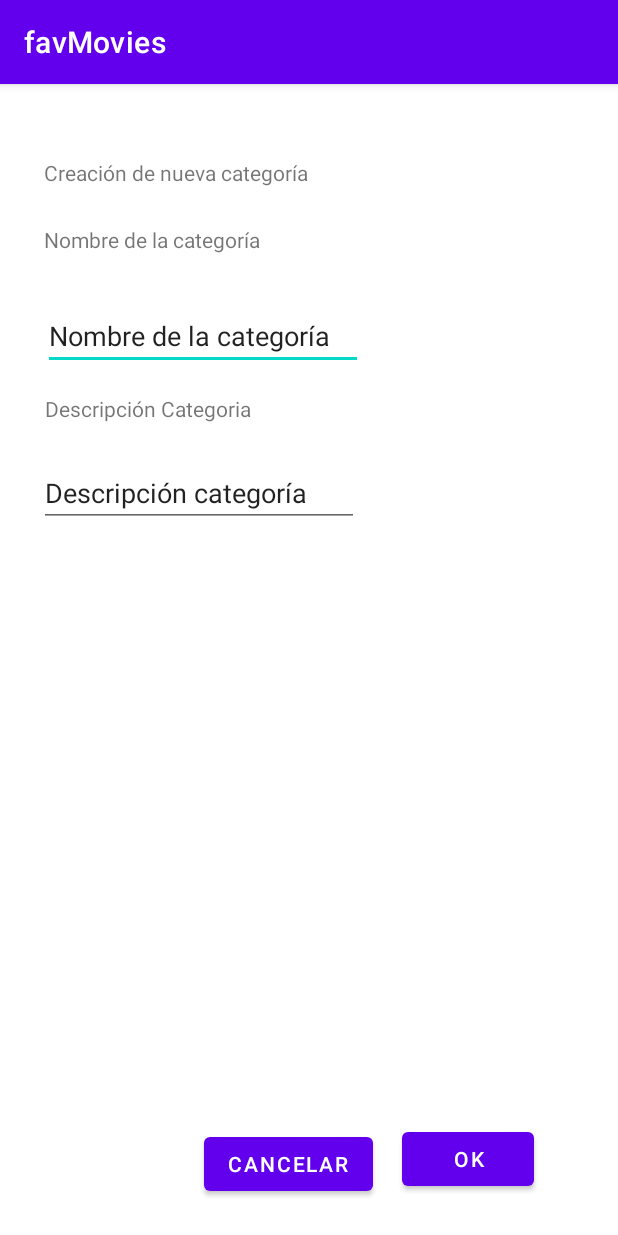
After one commit to UO276213/favMovies, an Android app: the CategoriaActivity screen opened directly, with no data from a screen before it, on a phone screen of 412 x 824 dp. The commit adds this screen. Run offline under Robolectric (Android 15) with nearby library versions, the phone set to English and light mode, and no system bars.

Commit message:
Avances lab3

```diff
--- a/app/src/main/AndroidManifest.xml
+++ b/app/src/main/AndroidManifest.xml
@@ -1,7 +1,7 @@
 <?xml version="1.0" encoding="utf-8"?>
 <manifest xmlns:android="http://schemas.android.com/apk/res/android"
     package="es.uniovi.eii.favmovies">
-
+<uses-permission android:name="android.permission.ACCESS_NETWORK_STATE"/>
     <application
         android:allowBackup="true"
         android:icon="@mipmap/ic_launcher"
@@ -9,6 +9,9 @@
         android:roundIcon="@mipmap/ic_launcher_round"
         android:supportsRtl="true"
         android:theme="@style/Theme.FavMovies">
+        <activity
+            android:name=".CategoriaActivity"
+            android:exported="false" />
         <activity
             android:name=".MainActivity"
             android:exported="true">
--- /dev/null
+++ b/app/src/main/java/es/uniovi/eii/favmovies/CategoriaActivity.java
@@ -0,0 +1,61 @@
+package es.uniovi.eii.favmovies;
+
+import androidx.appcompat.app.AppCompatActivity;
+
+import android.content.Intent;
+import android.os.Bundle;
+import android.widget.Button;
+import android.widget.EditText;
+import android.widget.TextView;
+
+import es.uniovi.eii.favmovies.modelos.Categoria;
+
+public class CategoriaActivity extends AppCompatActivity {
+
+    @Override
+    protected void onCreate(Bundle savedInstanceState) {
+        super.onCreate(savedInstanceState);
+        setContentView(R.layout.activity_categoria);
+
+        Intent intent = getIntent();
+        int posCategoria = intent.getIntExtra(MainActivity.POS_CATEGORIA_SELEECIONADA, 0);
+
+        Categoria categoriaEntrada = null;
+
+        if (posCategoria > 0)
+            categoriaEntrada = intent.getParcelableExtra(MainActivity.CATEGORIA_SELECCIONADA);
+
+        TextView textViewCrea = findViewById(R.id.textViewCreo);
+        final EditText editNomCategoria = findViewById(R.id.editNomCategoria);
+        final EditText editDescripcion = findViewById(R.id.editDescripcion);
+
+        Button btnOk = findViewById(R.id.btnOk);
+        Button btnCancel = findViewById(R.id.btnCancel);
+
+        if (posCategoria == 0)
+            textViewCrea.setText(R.string.newCatelogryLabel);
+        else {
+            textViewCrea.setText(R.string.modify_category_existent);
+            editNomCategoria.setText(categoriaEntrada.getNombre());
+            editDescripcion.setText(categoriaEntrada.getDescripcion());
+
+            editNomCategoria.setEnabled(false);
+        }
+
+
+        btnOk.setOnClickListener(view -> {
+            Categoria categoriaSalida = new Categoria(editNomCategoria.getText().toString(), editDescripcion.getText().toString());
+            Intent intentResult = new Intent();
+            intentResult.putExtra(MainActivity.CATEGORIA_MODIFICADA, categoriaSalida);
+
+            setResult(RESULT_OK, intentResult);
+            finish();
+        });
+
+        btnCancel.setOnClickListener(view -> {
+            setResult(RESULT_CANCELED);
+            finish();
+        });
+
+    }
+}
--- /dev/null
+++ b/app/src/main/res/layout/activity_categoria.xml
@@ -0,0 +1,90 @@
+<?xml version="1.0" encoding="utf-8"?>
+<androidx.constraintlayout.widget.ConstraintLayout xmlns:android="http://schemas.android.com/apk/res/android"
+    xmlns:app="http://schemas.android.com/apk/res-auto"
+    xmlns:tools="http://schemas.android.com/tools"
+    android:layout_width="match_parent"
+    android:layout_height="match_parent"
+    tools:context=".CategoriaActivity">
+
+    <TextView
+        android:id="@+id/textViewCreo"
+        android:layout_width="wrap_content"
+        android:layout_height="wrap_content"
+        android:text="@string/newCatelogryLabel"
+        app:layout_constraintBottom_toBottomOf="parent"
+        app:layout_constraintEnd_toEndOf="parent"
+        app:layout_constraintHorizontal_bias="0.124"
+        app:layout_constraintStart_toStartOf="parent"
+        app:layout_constraintTop_toTopOf="parent"
+        app:layout_constraintVertical_bias="0.066" />
+
+    <TextView
+        android:id="@+id/textView2"
+        android:layout_width="wrap_content"
+        android:layout_height="wrap_content"
+        android:text="@string/new_category_name_label"
+        app:layout_constraintBottom_toBottomOf="parent"
+        app:layout_constraintEnd_toEndOf="parent"
+        app:layout_constraintHorizontal_bias="0.11"
+        app:layout_constraintStart_toStartOf="parent"
+        app:layout_constraintTop_toBottomOf="@+id/textViewCreo"
+        app:layout_constraintVertical_bias="0.037" />
+
+    <EditText
+        android:id="@+id/editNomCategoria"
+        android:layout_width="wrap_content"
+        android:layout_height="wrap_content"
+        android:layout_marginTop="32dp"
+        android:ems="10"
+        android:inputType="textPersonName"
+        android:text="@string/new_category_name_txt"
+        app:layout_constraintBottom_toBottomOf="parent"
+        app:layout_constraintEnd_toEndOf="parent"
+        app:layout_constraintHorizontal_bias="0.144"
+        app:layout_constraintStart_toStartOf="parent"
+        app:layout_constraintTop_toBottomOf="@+id/textView2"
+        app:layout_constraintVertical_bias="0.0" />
+
+    <TextView
+        android:id="@+id/textView4"
+        android:layout_width="wrap_content"
+        android:layout_height="wrap_content"
+        android:layout_marginStart="1dp"
+        android:layout_marginTop="16dp"
+        android:text="@string/new_category_description_label"
+        app:layout_constraintStart_toStartOf="@+id/editNomCategoria"
+        app:layout_constraintTop_toBottomOf="@+id/editNomCategoria" />
+
+    <EditText
+        android:id="@+id/editDescripcion"
+        android:layout_width="wrap_content"
+        android:layout_height="wrap_content"
+        android:layout_marginStart="26dp"
+        android:layout_marginTop="24dp"
+        android:ems="10"
+        android:inputType="textPersonName"
+        android:text="@string/new_category_description_txt"
+        app:layout_constraintStart_toStartOf="parent"
+        app:layout_constraintTop_toBottomOf="@+id/textView4" />
+
+    <Button
+        android:id="@+id/btnCancel"
+        android:layout_width="wrap_content"
+        android:layout_height="wrap_content"
+        android:layout_marginStart="136dp"
+        android:layout_marginBottom="24dp"
+        android:text="@string/btn_cancel"
+        app:layout_constraintBottom_toBottomOf="parent"
+        app:layout_constraintStart_toStartOf="parent" />
+
+    <Button
+        android:id="@+id/btnOk"
+        android:layout_width="wrap_content"
+        android:layout_height="wrap_content"
+        android:layout_marginEnd="56dp"
+        android:layout_marginBottom="27dp"
+        android:text="@string/btnOk"
+        app:layout_constraintBottom_toBottomOf="parent"
+        app:layout_constraintEnd_toEndOf="parent" />
+
+</androidx.constraintlayout.widget.ConstraintLayout>
--- a/app/src/main/res/layout/activity_main.xml
+++ b/app/src/main/res/layout/activity_main.xml
@@ -131,7 +131,7 @@
         app:layout_constraintTop_toBottomOf="@+id/categoryLabel"
         app:layout_constraintVertical_bias="0.0" />
 
-    <Button
+    <ImageButton
         android:id="@+id/modifyBtnCategory"
         android:layout_width="145dp"
         android:layout_height="49dp"
--- a/app/src/main/res/values/strings.xml
+++ b/app/src/main/res/values/strings.xml
@@ -14,4 +14,16 @@
     <string name="cancel_action">Acción Cancelada</string>
     <string name="create_category_msg">Crear categoría</string>
     <string name="select_category_btn">Seleccionar</string>
+    <string name="newCatelogryLabel">Creación de nueva categoría</string>
+    <string name="new_category_name_label">Nombre de la categoría</string>
+    <string name="new_category_name_txt">Nombre de la categoría</string>
+    <string name="new_category_description_label">Descripción Categoria</string>
+    <string name="new_category_description_txt">Descripción categoría</string>
+    <string name="btn_cancel">Cancelar</string>
+    <string name="btnOk">Ok</string>
+    <string name="modify_category_existent">Modificar Categoría existente</string>
+    <string name="subject_compartir">Te comparto la sigueinte película</string>
+    <string name="titulo">Título de la película</string>
+    <string name="contenido">Contenido de la película</string>
+    <string name="compruba_conexión">Comprobando conexión</string>
 </resources>
```
Also changed, not shown: app/src/main/java/es/uniovi/eii/favmovies/MainActivity.java (+135 -36 lines), app/src/main/java/es/uniovi/eii/favmovies/modelos/Categoria.java (added, +61 -0 lines), app/src/main/java/es/uniovi/eii/favmovies/modelos/Pelicula.java (added, +20 -0 lines), app/src/main/java/es/uniovi/eii/favmovies/util/Conexion.java (added, +24 -0 lines), app/src/main/res/menu/menu.xml (added, +8 -0 lines).
